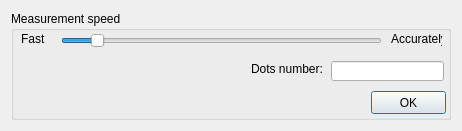
Before: the Qt Designer form fqsettings.ui in rigexpert/AntScope2, drawn with Qt 5.
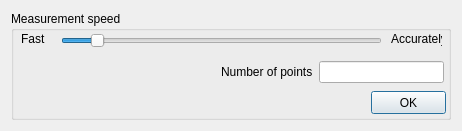
After: the same form once the commit is applied.

```diff
--- a/fqsettings.ui
+++ b/fqsettings.ui
@@ -73,29 +73,6 @@
        <string>Accurately </string>
       </property>
      </widget>
-     <widget class="QLineEdit" name="dotsLine">
-      <property name="geometry">
-       <rect>
-        <x>320</x>
-        <y>50</y>
-        <width>113</width>
-        <height>20</height>
-       </rect>
-      </property>
-     </widget>
-     <widget class="QLabel" name="label_3">
-      <property name="geometry">
-       <rect>
-        <x>240</x>
-        <y>50</y>
-        <width>71</width>
-        <height>16</height>
-       </rect>
-      </property>
-      <property name="text">
-       <string>Dots number:</string>
-      </property>
-     </widget>
      <widget class="QPushButton" name="OKBtn">
       <property name="geometry">
        <rect>
@@ -109,6 +86,28 @@
        <string>OK</string>
       </property>
      </widget>
+     <widget class="QWidget" name="">
+      <property name="geometry">
+       <rect>
+        <x>210</x>
+        <y>50</y>
+        <width>223</width>
+        <height>22</height>
+       </rect>
+      </property>
+      <layout class="QHBoxLayout" name="horizontalLayout_2">
+       <item>
+        <widget class="QLabel" name="label_3">
+         <property name="text">
+          <string>Number of points</string>
+         </property>
+        </widget>
+       </item>
+       <item>
+        <widget class="QLineEdit" name="dotsLine"/>
+       </item>
+      </layout>
+     </widget>
     </widget>
    </item>
   </layout>
```
